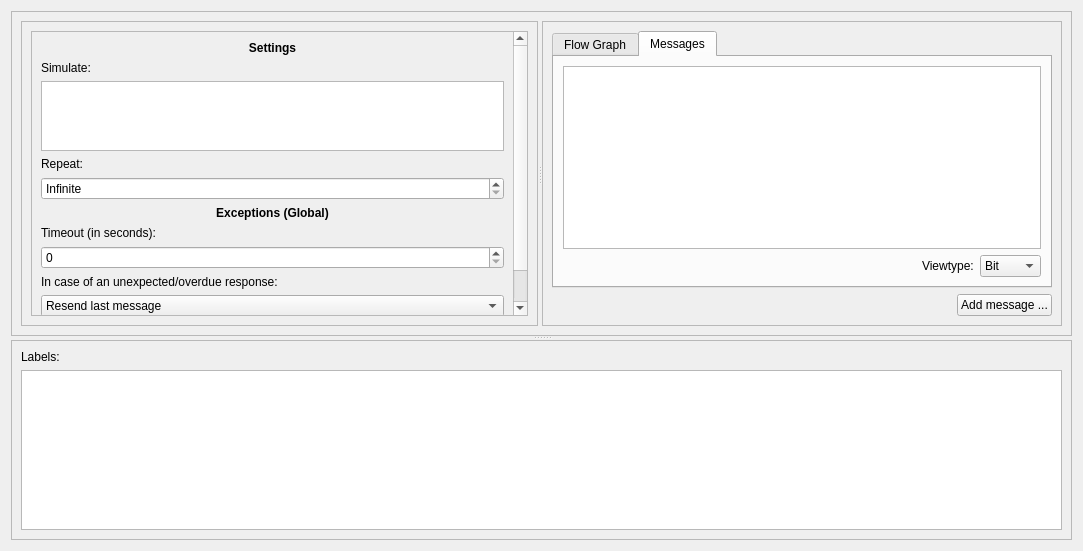
Above: ui/simulator.ui from jopohl/urh before the change. Below: the same form after it.
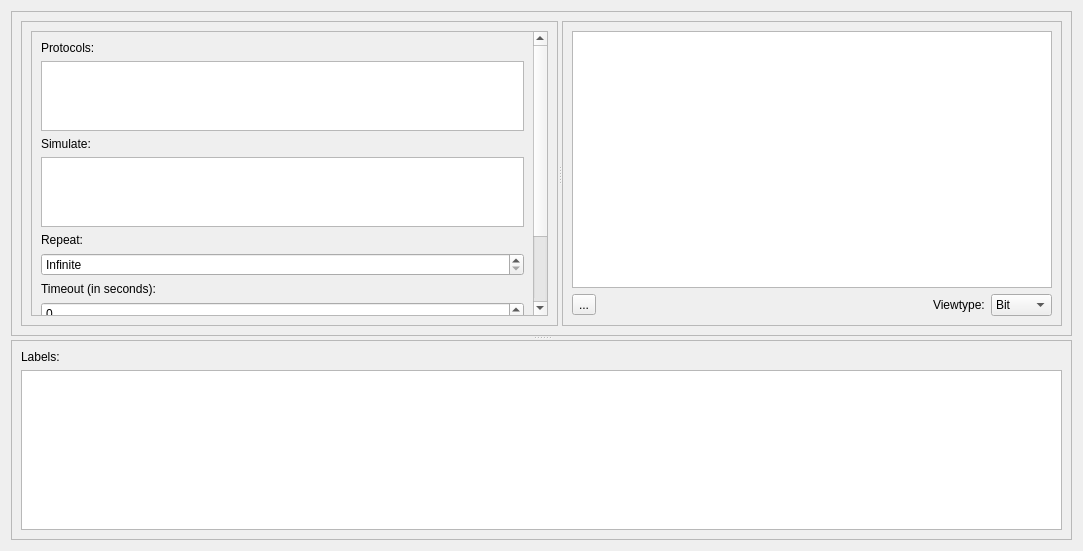
That is the form after the change. The open tabs and pages were chosen to show the change. Icons and pictures are not drawn. Custom widgets are drawn as their Qt base class.

Commit message: revert last changes and update simulator tab GUI

What changed in the file:
```diff
--- a/ui/simulator.ui
+++ b/ui/simulator.ui
@@ -51,17 +51,20 @@
                 <x>0</x>
                 <y>0</y>
                 <width>509</width>
-                <height>410</height>
+                <height>464</height>
                </rect>
               </property>
               <layout class="QVBoxLayout" name="verticalLayout_5">
                <item>
                 <widget class="QLabel" name="label_2">
                  <property name="text">
-                  <string>&lt;html&gt;&lt;head/&gt;&lt;body&gt;&lt;p align=&quot;center&quot;&gt;&lt;span style=&quot; font-weight:600;&quot;&gt;Settings&lt;/span&gt;&lt;/p&gt;&lt;/body&gt;&lt;/html&gt;</string>
+                  <string>Protocols:</string>
                  </property>
                 </widget>
                </item>
+               <item>
+                <widget class="GeneratorTreeView" name="treeProtocols"/>
+               </item>
                <item>
                 <widget class="QLabel" name="label_3">
                  <property name="text">
@@ -89,13 +92,6 @@
                  </property>
                 </widget>
                </item>
-               <item>
-                <widget class="QLabel" name="label_6">
-                 <property name="text">
-                  <string>&lt;html&gt;&lt;head/&gt;&lt;body&gt;&lt;p align=&quot;center&quot;&gt;&lt;span style=&quot; font-weight:600;&quot;&gt;Exceptions (Global)&lt;/span&gt;&lt;/p&gt;&lt;/body&gt;&lt;/html&gt;</string>
-                 </property>
-                </widget>
-               </item>
                <item>
                 <widget class="QLabel" name="label_5">
                  <property name="text">
@@ -153,40 +149,14 @@
            <enum>QFrame::Raised</enum>
           </property>
           <layout class="QGridLayout" name="gridLayout_3">
-           <item row="1" column="0">
-            <spacer name="horizontalSpacer">
-             <property name="orientation">
-              <enum>Qt::Horizontal</enum>
-             </property>
-             <property name="sizeHint" stdset="0">
-              <size>
-               <width>40</width>
-               <height>20</height>
-              </size>
-             </property>
-            </spacer>
-           </item>
-           <item row="0" column="0" colspan="2">
-            <widget class="QTabWidget" name="tabWidget">
-             <property name="currentIndex">
-              <number>0</number>
-             </property>
-             <widget class="QWidget" name="tab">
-              <attribute name="title">
-               <string>Flow Graph</string>
-              </attribute>
-              <layout class="QVBoxLayout" name="verticalLayout_6">
-               <item>
-                <widget class="QGraphicsView" name="graphicsView"/>
-               </item>
-              </layout>
-             </widget>
-             <widget class="QWidget" name="tab_2">
-              <attribute name="title">
-               <string>Messages</string>
-              </attribute>
-              <layout class="QGridLayout" name="gridLayout_4">
                <item row="1" column="2">
+            <widget class="QLabel" name="label">
+             <property name="text">
+              <string>Viewtype:</string>
+             </property>
+            </widget>
+           </item>
+           <item row="1" column="3">
                 <widget class="QComboBox" name="comboBox">
                  <item>
                   <property name="text">
@@ -203,17 +173,15 @@
                    <string>ASCII</string>
                   </property>
                  </item>
-                </widget>
-               </item>
-               <item row="0" column="0" colspan="3">
-                <widget class="SimulatorTableView" name="tblViewSimulator">
-                 <property name="showGrid">
-                  <bool>false</bool>
-                 </property>
-                </widget>
-               </item>
-               <item row="1" column="0">
-                <spacer name="horizontalSpacer_2">
+             <item>
+              <property name="text">
+               <string>Label</string>
+              </property>
+             </item>
+            </widget>
+           </item>
+           <item row="1" column="1">
+            <spacer name="horizontalSpacer">
                  <property name="orientation">
                   <enum>Qt::Horizontal</enum>
                  </property>
@@ -225,24 +193,19 @@
                  </property>
                 </spacer>
                </item>
-               <item row="1" column="1">
-                <widget class="QLabel" name="label">
+           <item row="1" column="0">
+            <widget class="QToolButton" name="toolButton">
                  <property name="text">
-                  <string>Viewtype:</string>
-                 </property>
-                </widget>
-               </item>
-              </layout>
-             </widget>
-            </widget>
-           </item>
-           <item row="1" column="1">
-            <widget class="QPushButton" name="btnAddMessage">
-             <property name="text">
-              <string>Add message ...</string>
+              <string>...</string>
+             </property>
+             <property name="icon">
+              <iconset theme="document-save"/>
              </property>
             </widget>
            </item>
+           <item row="0" column="0" colspan="4">
+            <widget class="QGraphicsView" name="graphicsView"/>
+           </item>
           </layout>
          </widget>
         </widget>
@@ -275,9 +238,9 @@
  </widget>
  <customwidgets>
   <customwidget>
-   <class>SimulatorTableView</class>
-   <extends>QTableView</extends>
-   <header>urh.ui.views.SimulatorTableView.h</header>
+   <class>GeneratorTreeView</class>
+   <extends>QTreeView</extends>
+   <header>urh.ui.views.GeneratorTreeView.h</header>
   </customwidget>
  </customwidgets>
  <resources>
```
Lines whose indentation alone changed are shown as unchanged. The commit also changes 7 other files.
